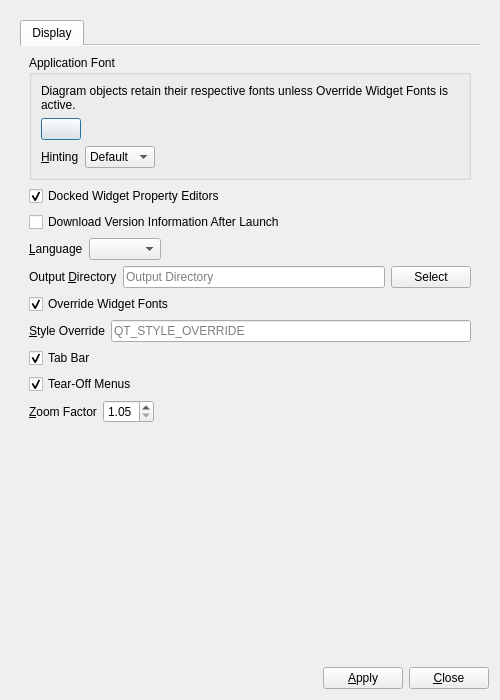
Qt form UI/glitch-preferences.ui (textbrowser/glitch) before a commit.
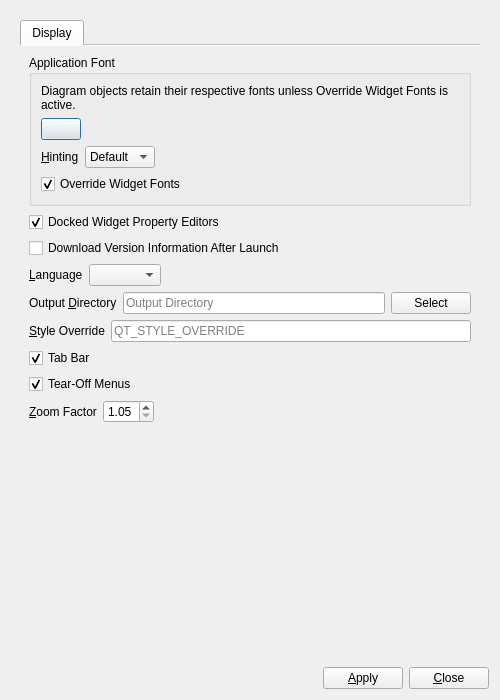
The same form after that commit. Icons and pictures are not drawn. Custom widgets are drawn as their Qt base class.

Commit message: Moved widget.

Diff of the .ui file:
```diff
--- a/UI/glitch-preferences.ui
+++ b/UI/glitch-preferences.ui
@@ -32,7 +32,7 @@
         <x>0</x>
         <y>0</y>
         <width>488</width>
-        <height>642</height>
+        <height>646</height>
        </rect>
       </property>
       <layout class="QVBoxLayout" name="verticalLayout_2">
@@ -141,6 +141,19 @@
                 </item>
                </layout>
               </item>
+              <item>
+               <widget class="QCheckBox" name="override_widget_fonts">
+                <property name="toolTip">
+                 <string>&lt;html&gt;&lt;head/&gt;&lt;body&gt;&lt;p&gt;If enabled, a widget's font property will be set to the Application Font.&lt;/p&gt;&lt;/body&gt;&lt;/html&gt;</string>
+                </property>
+                <property name="text">
+                 <string>Override Widget Fonts</string>
+                </property>
+                <property name="checked">
+                 <bool>true</bool>
+                </property>
+               </widget>
+              </item>
              </layout>
             </widget>
            </item>
@@ -228,19 +241,6 @@
              </item>
             </layout>
            </item>
-           <item>
-            <widget class="QCheckBox" name="override_widget_fonts">
-             <property name="toolTip">
-              <string>&lt;html&gt;&lt;head/&gt;&lt;body&gt;&lt;p&gt;If enabled, a widget's font property will be set to the Application Font.&lt;/p&gt;&lt;/body&gt;&lt;/html&gt;</string>
-             </property>
-             <property name="text">
-              <string>Override Widget Fonts</string>
-             </property>
-             <property name="checked">
-              <bool>true</bool>
-             </property>
-            </widget>
-           </item>
            <item>
             <layout class="QHBoxLayout" name="horizontalLayout_8">
              <item>
```
Left out of the diff: 18 changed lines with no effect on the pictures.
